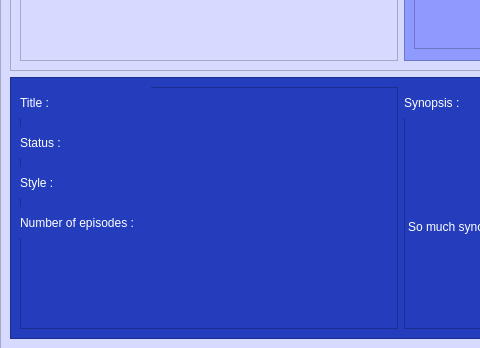
Old version of the form pageonetvserie.ui in the repository Sovhan/8INF957_ProjetSAVR; both pictures show x 0 to 480 and y 202 to 550 of the 800 by 550 pixel window.
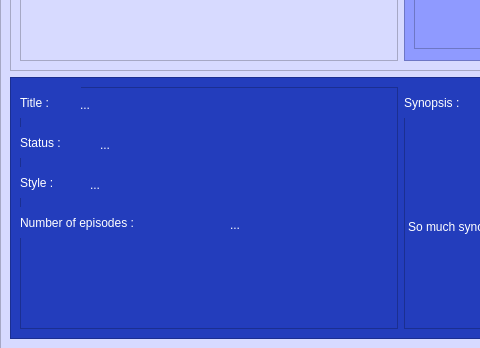
New version of the form.

Commit message: Fields added for tv series episodes details

The edit to the form file:
```diff
--- a/pageonetvserie.ui
+++ b/pageonetvserie.ui
@@ -131,7 +131,7 @@
            <rect>
             <x>0</x>
             <y>0</y>
-            <width>131</width>
+            <width>61</width>
             <height>31</height>
            </rect>
           </property>
@@ -144,7 +144,7 @@
            <rect>
             <x>0</x>
             <y>40</y>
-            <width>131</width>
+            <width>71</width>
             <height>31</height>
            </rect>
           </property>
@@ -157,7 +157,7 @@
            <rect>
             <x>0</x>
             <y>80</y>
-            <width>131</width>
+            <width>71</width>
             <height>31</height>
            </rect>
           </property>
@@ -178,6 +178,58 @@
            <string>Number of episodes :</string>
           </property>
          </widget>
+         <widget class="QLabel" name="title">
+          <property name="geometry">
+           <rect>
+            <x>60</x>
+            <y>10</y>
+            <width>191</width>
+            <height>16</height>
+           </rect>
+          </property>
+          <property name="text">
+           <string>...</string>
+          </property>
+         </widget>
+         <widget class="QLabel" name="status">
+          <property name="geometry">
+           <rect>
+            <x>80</x>
+            <y>50</y>
+            <width>191</width>
+            <height>16</height>
+           </rect>
+          </property>
+          <property name="text">
+           <string>...</string>
+          </property>
+         </widget>
+         <widget class="QLabel" name="style">
+          <property name="geometry">
+           <rect>
+            <x>70</x>
+            <y>90</y>
+            <width>191</width>
+            <height>16</height>
+           </rect>
+          </property>
+          <property name="text">
+           <string>...</string>
+          </property>
+         </widget>
+         <widget class="QLabel" name="numberOfEpisodes">
+          <property name="geometry">
+           <rect>
+            <x>210</x>
+            <y>130</y>
+            <width>91</width>
+            <height>16</height>
+           </rect>
+          </property>
+          <property name="text">
+           <string>...</string>
+          </property>
+         </widget>
         </widget>
        </item>
        <item>
```
Left out of the diff: 2 changed lines with no effect on the pictures.
